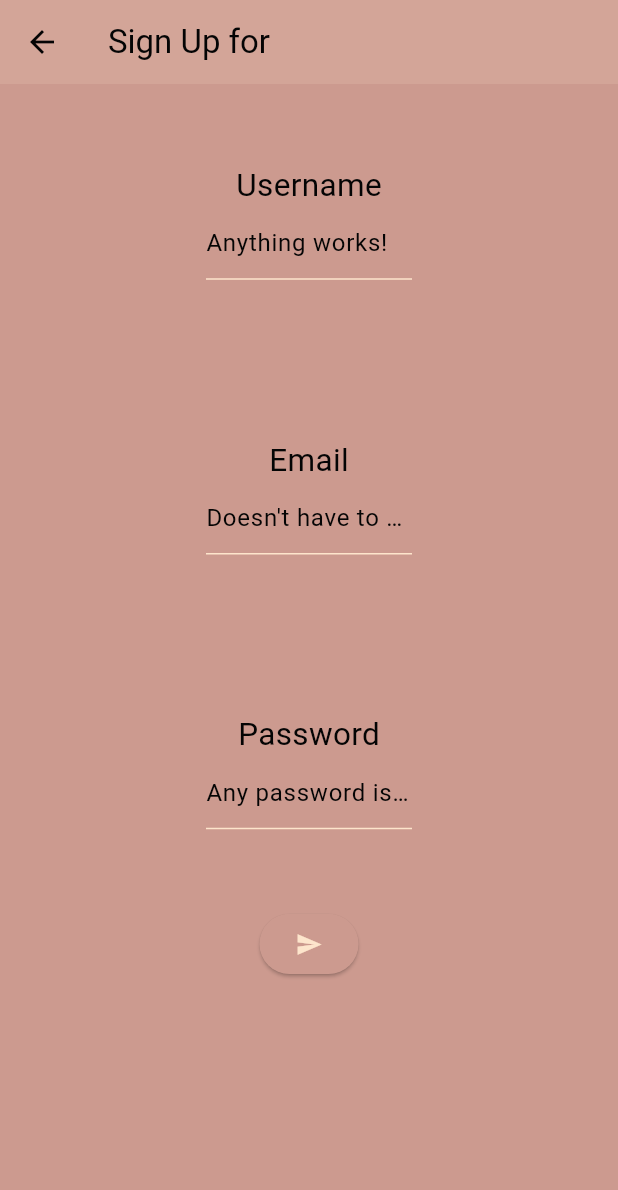
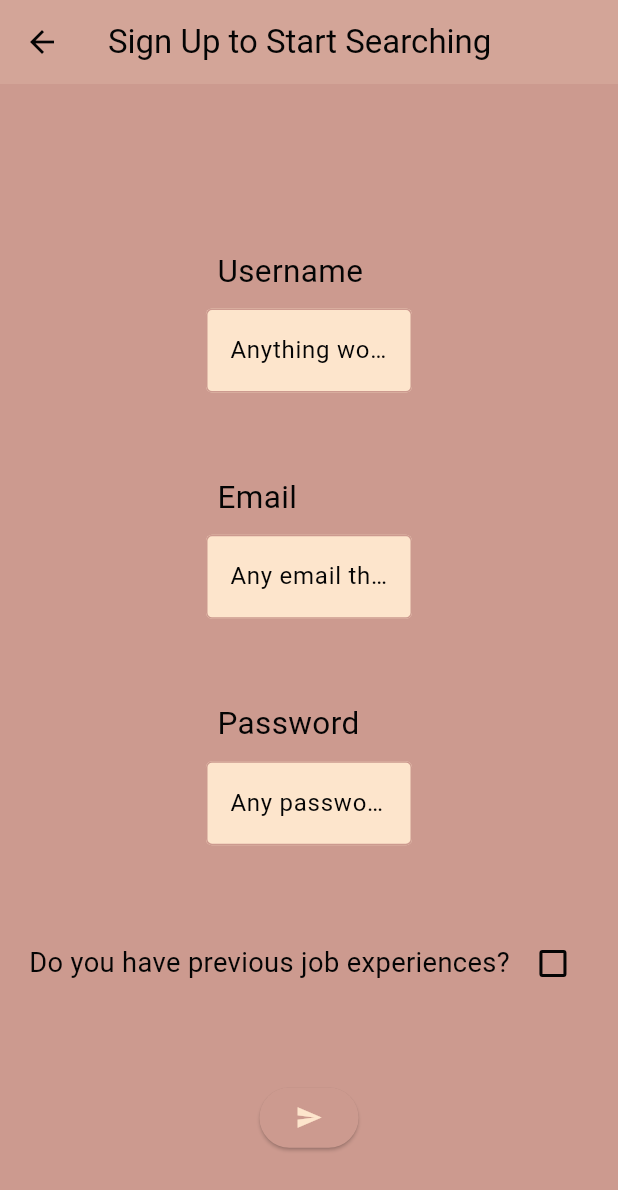
Before and after one commit to john-xu-1/snp_job, a Flutter app: the Home screen opened directly, after a tap on "Sign up", on a phone screen of 412 x 824 dp. Shown: the top 1190 px of the screen. Run offline on Flutter 3.47's test engine with Material 3 defaults, Android fonts, the phone set to English and light mode, and no system bars; our stand-ins replace flutter_tts, permission_handler, speech_to_text, wakelock; missing offline and left inert: dart:html, dart:js, dart_openai, gsheets; key blocks and very long unbroken strings in the code were emptied for the run.

Commit message:
job survey & pretty UI & refactoring

```diff
--- a/lib/home.dart
+++ b/lib/home.dart
@@ -3,7 +3,7 @@ import 'color_scheme.dart';
 import 'signup.dart';
 import 'login.dart';
 import 'chat.dart';
-import 'jobmatches.dart';
+import 'job_matches.dart';
 
 
 class Home extends StatefulWidget {
@@ -93,7 +93,7 @@ class _HomeState extends State<Home> {
                         });
                       },
                       onPressed: () {
-                        print ('right button') ;
+                        //print ('right button') ;
                         Navigator.push(
                           context,
                           MaterialPageRoute
@@ -153,8 +153,8 @@ class _HomeState extends State<Home> {
                             );
                           },
                           child: widget.loggedInEmail == "" ?
-                          Container(decoration: BoxDecoration(borderRadius: BorderRadius.circular(10), border: Border.all(width: 5, color: MyColors.myOnPrimary), ), child: const Padding(padding: EdgeInsets.all(7.5), child: Text("Start Finding", style: TextStyle(fontSize: 20)))) :
-                          Container(decoration: BoxDecoration(borderRadius: BorderRadius.circular(10), border: Border.all(width: 5, color: MyColors.myOnPrimary), ), child: const Padding(padding: EdgeInsets.all(7.5), child: Text("Check My Match", style: TextStyle(fontSize: 20))))
+                          Container(decoration: BoxDecoration(borderRadius: BorderRadius.circular(10), border: Border.all(width: 5, color: MyColors.myOnPrimary), ), child: const Padding(padding: EdgeInsets.all(7.5), child: Text("Start Finding Jobs", style: TextStyle(fontSize: 20)))) :
+                          Container(decoration: BoxDecoration(borderRadius: BorderRadius.circular(10), border: Border.all(width: 5, color: MyColors.myOnPrimary), ), child: const Padding(padding: EdgeInsets.all(7.5), child: Text("Check My Matches", style: TextStyle(fontSize: 20))))
                         )
                       ]
                     ),
--- a/lib/jobmatches.dart
+++ b/lib/job_matches.dart
@@ -41,7 +41,7 @@ class _JobMatchesState extends State<JobMatches> {
   Future<void> _submitSection() async {
     try {
 
-      final sheet = await SheetsHelper.sheetSetup("Sheet2");
+      final sheet = await SheetsHelper.sheetSetup("matching info");
       //final user = await sheet!.values.rowByKey(email);
       List<String> splitted = widget.accommodations.split(", ");
       print (splitted);
--- a/lib/login.dart
+++ b/lib/login.dart
@@ -1,5 +1,3 @@
-import 'dart:math';
-
 import 'package:flutter/material.dart';
 import 'color_scheme.dart';
 import 'sheetshelper.dart';
@@ -27,7 +25,7 @@ class _LogInState extends State<LogIn> {
   Future<void> _submitSection() async {
     try {
 
-      final sheet = await SheetsHelper.sheetSetup("Sheet1");
+      final sheet = await SheetsHelper.sheetSetup("login info");
       final user = await sheet!.values.rowByKey(email);
       if (user == null){
         setState(() {
--- a/lib/main.dart
+++ b/lib/main.dart
@@ -1,8 +1,8 @@
 import 'package:flutter/material.dart';
-import 'package:snp_job/jobmatches.dart';
+//import 'package:snp_job/jobmatches.dart';
 import 'home.dart';
 import 'color_scheme.dart';
-import 'entrance.dart';
+//import 'entrance.dart';
 
 void main() {
   runApp(const MyApp());
--- a/lib/signup.dart
+++ b/lib/signup.dart
@@ -1,7 +1,8 @@
 import 'package:flutter/material.dart';
+import 'job_survey.dart';
 import 'color_scheme.dart';
 import 'sheetshelper.dart';
-import 'survey.dart';
+import 'pref_survey.dart';
 import 'login.dart';
 
 
@@ -21,6 +22,7 @@ class _SignUpState extends State<SignUp> {
   String username= "";
   String email = "";
   String password = "";
+  bool isEmployed = false;
 
   bool incorrect = false;
   bool loading = false;
@@ -28,8 +30,15 @@ class _SignUpState extends State<SignUp> {
   Future<void> _submitSection() async {
     try {
 
-      final sheet = await SheetsHelper.sheetSetup("Sheet1");
+      final sheet = await SheetsHelper.sheetSetup("login info");
       final submission = [username, password];
+      if (email == ""){
+        setState(() {
+          incorrect = true;
+          loading = false;
+        });
+        return;
+      }
       final user = await sheet!.values.rowByKey(email);
       if (user == null){
         if (email.contains("@") && email.contains(".com")){
@@ -38,7 +47,7 @@ class _SignUpState extends State<SignUp> {
 
            setState(() {
             incorrect = false;
-
+            loading = false;
            });
 
           if (context.mounted){
@@ -46,7 +55,10 @@ class _SignUpState extends State<SignUp> {
               context,
               MaterialPageRoute
               (
-                builder: (context) => Survey(email: email,)
+                builder: (context) {
+                  if (isEmployed) return JobSurvey(email: email);
+                  return PrefSurvey(email: email,);
+                }
               )
             );
           }
@@ -55,6 +67,7 @@ class _SignUpState extends State<SignUp> {
         else{
           setState(() {
             incorrect = true;
+            loading = false;
           });
         }
       }
@@ -80,6 +93,7 @@ class _SignUpState extends State<SignUp> {
         else{
           setState(() {
             incorrect = true;
+            loading = false;
           });
         }
       }
@@ -106,27 +120,24 @@ class _SignUpState extends State<SignUp> {
       (
         body: Center
         (
-          child: Text("Loading... (Takes ~5s)", style: TextStyle(fontSize: 50),)
+          child: Text("Loading... (Takes ~5s)", textScaleFactor: 3,)
         )
       );
     }
     return Scaffold(
       appBar: AppBar(
-        title: const Text("Sign Up for",),
+        title: const Text("Sign Up to Start Searching",),
         elevation: 15,
       ),
       body: Center(
         child: Column(
+          mainAxisAlignment: MainAxisAlignment.spaceEvenly,
           children: [
             incorrect ? const Padding(padding: EdgeInsets.only(top: 20, bottom: 5), child: Text("Password or email incorrect", style: TextStyle(color: MyColors.myOnPrimary),)) : const SizedBox(),
-            SizedBox(
-              height: height / 4.5,
-              //color: Colors.red[300],
-              child: Center(
-                child: Column(
+            Column(
               mainAxisAlignment: MainAxisAlignment.center,
               children: <Widget>[
-                    const Text("Username",textScaleFactor: 1.5,),
+                Padding(padding: const EdgeInsets.only(left: 15, bottom: 10), child: SizedBox(width: width/3 ,child: const Row(children: [ Text("Username",textScaleFactor: 1.5, textAlign: TextAlign.left,)]))),
                 SizedBox(
                   width: width /3,
                   child: TextField(
@@ -135,50 +146,68 @@ class _SignUpState extends State<SignUp> {
                         username = value;
                       });
                     },
+                    cursorColor: const Color.fromARGB(255, 0, 0, 0),
+                    //style: const TextStyle(color: Color.fromARGB(255, 0, 0, 0), fontSize: 20),
                     decoration: const InputDecoration(
-                          hintText: "Anything works!"
+                      focusedBorder: OutlineInputBorder(
+                        borderSide: BorderSide(
+                          color: MyColors.myOnPrimary,
                         ),
-                        cursorColor: MyColors.myOnSurface,
+                        //borderRadius: BorderRadius.circular(5.5),
+                      ),
+                      enabledBorder: OutlineInputBorder(
+                        borderSide: BorderSide(
+                          color:MyColors.myOnPrimary
                         ),
                       ),
-
-                  ],
+                      filled: true,
+                      fillColor: MyColors.myBackground,
+                      hintText: "Anything works!",
+                      //hintStyle: TextStyle(color: MyColors.myOnPrimary, fontSize: 15),
                     ),
                   ),
                 ),
-            SizedBox(
-              height: height / 4.5,
-              child: Center(
-                child: Column(
+              ],
+            ),
+            Column(
               mainAxisAlignment: MainAxisAlignment.center,
               children: <Widget>[
-                    const Text("Email",textScaleFactor: 1.5,),
+                Padding(padding: const EdgeInsets.only(left: 15, bottom: 10), child: SizedBox(width: width/3 ,child: const Row(children: [ Text("Email",textScaleFactor: 1.5, textAlign: TextAlign.left,)]))),
                 SizedBox(
                   width: width /3,
-                      child: TextField(
+                  child: TextFormField(
                     onChanged: (String value) {
                       setState(() {
                         email = value;
                       });
                     },
+                    cursorColor: const Color.fromARGB(255, 0, 0, 0),
+                    //style: const TextStyle(color: Color.fromARGB(255, 0, 0, 0), fontSize: 20),
                     decoration: const InputDecoration(
-                          hintText: "Doesn't have to be a real email, we're just testing!"
+                      focusedBorder: OutlineInputBorder(
+                        borderSide: BorderSide(
+                          color: MyColors.myOnPrimary,
                         ),
-                        cursorColor: MyColors.myOnSurface,
+                        //borderRadius: BorderRadius.circular(5.5),
+                      ),
+                      enabledBorder: OutlineInputBorder(
+                        borderSide: BorderSide(
+                          color:MyColors.myOnPrimary
                         ),
                       ),
-
+                      filled: true,
+                      fillColor: MyColors.myBackground,
+                      hintText: "Any email that contains '@' and '.com' is fine, we're just testing!",
+                      //hintStyle: TextStyle(color: MyColors.myOnPrimary, fontSize: 15),
+                    ),
+                  )
+                ),
               ],
             ),
-              ),
-            ),
-            SizedBox(
-              height: height/4.5,
-              child: Center(
-                child: Column(
+            Column(
               mainAxisAlignment: MainAxisAlignment.center,
               children: <Widget>[
-                    const Text("Password",textScaleFactor: 1.5,),
+                Padding(padding: const EdgeInsets.only(left: 15, bottom: 10), child: SizedBox(width: width/3 ,child: const Row(children: [ Text("Password",textScaleFactor: 1.5, textAlign: TextAlign.left,)]))),
                 SizedBox(
                   width: width /3,
                   child: TextField(
@@ -188,16 +217,45 @@ class _SignUpState extends State<SignUp> {
                         password = value;
                       });
                     },
+                    cursorColor: const Color.fromARGB(255, 0, 0, 0),
+                    //style: const TextStyle(color: Color.fromARGB(255, 0, 0, 0), fontSize: 20),
                     decoration: const InputDecoration(
-                          hintText: "Any password is fine, doesn't need to be email password"
+                      focusedBorder: OutlineInputBorder(
+                        borderSide: BorderSide(
+                          color: MyColors.myOnPrimary,
                         ),
-                        cursorColor: MyColors.myOnSurface,
+                        //borderRadius: BorderRadius.circular(5.5),
+                      ),
+                      enabledBorder: OutlineInputBorder(
+                        borderSide: BorderSide(
+                          color:MyColors.myOnPrimary
+                        ),
+                      ),
+                      filled: true,
+                      fillColor: MyColors.myBackground,
+                      hintText: "Any password is fine, doesn't have to be email passwords!",
+                      //hintStyle: TextStyle(color: MyColors.myOnPrimary, fontSize: 15),
+                    )
                   ),
                 ),
               ],
             ),
+            Row(
+              mainAxisAlignment: MainAxisAlignment.center,
+              children:[
+                const Text("Do you have previous job experiences? ", textScaleFactor: 1.3,),
+                Checkbox(
+                  value: isEmployed,
+                  //color Colors.amber[700],
+                  onChanged: (newValue) {
+                    setState(() {
+                      isEmployed = newValue!;
+                    });
+                  },
                 ),
+              ]
             ),
+            //const SizedBox (height: 15,),
             ElevatedButton(
               onPressed: () {
                 setState(() {
```
Also changed, not shown: lib/chat.dart (+7 -1 lines), lib/job_survey.dart (added, +238 -0 lines), lib/pref_survey.dart (renamed from lib/survey.dart, +14 -12 lines). Lines whose indentation alone changed are shown as unchanged.
